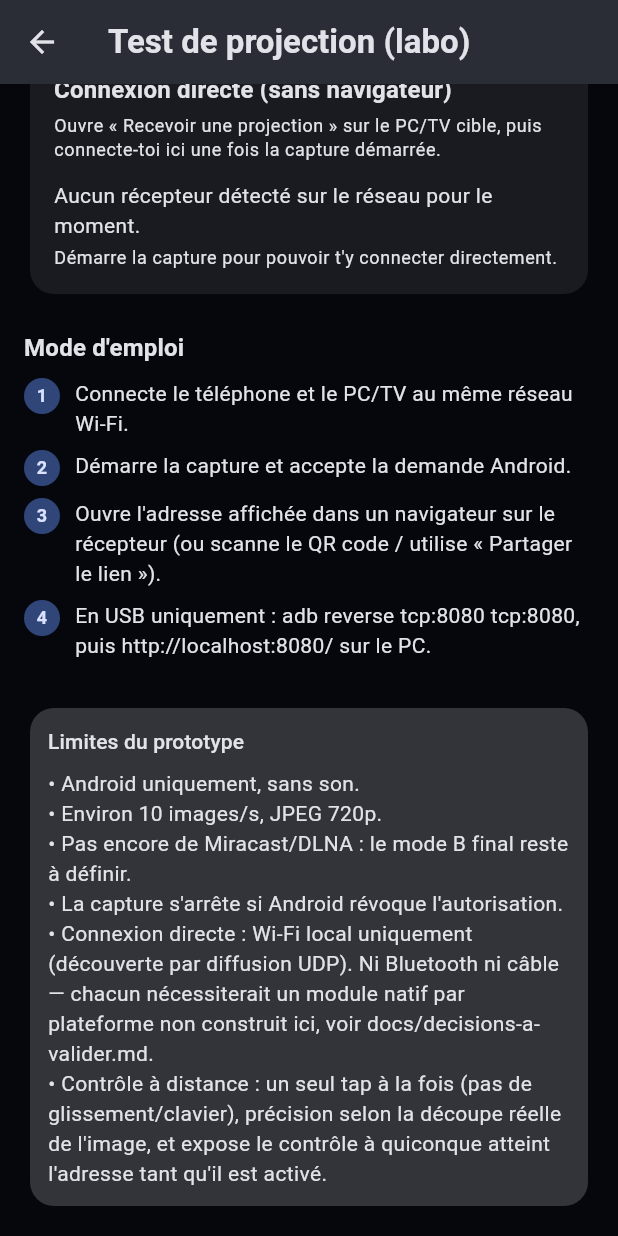
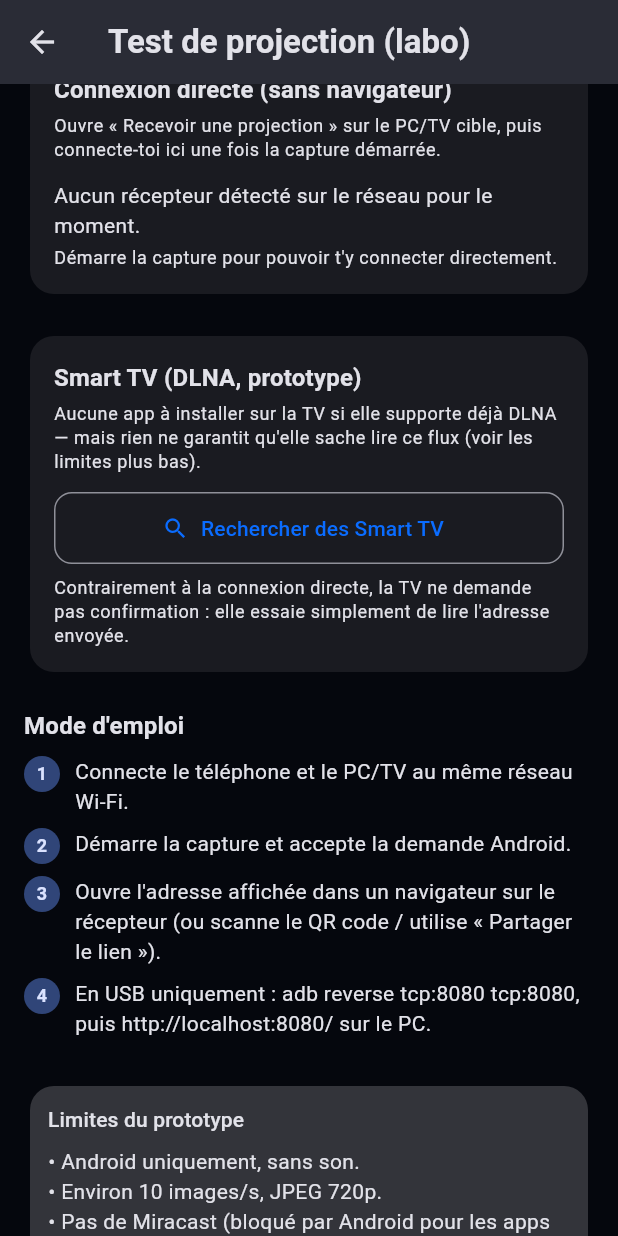
Before and after one commit to Rwond/camera-projector, a Flutter app: the ProjectionScreen screen opened directly, scrolled down 528 dp, on a phone screen of 412 x 824 dp. Run offline on Flutter 3.47's test engine with Material 3 defaults, Android fonts, the phone set to English and light mode, and no system bars; our stand-ins replace file_picker, flutter_secure_storage, qr_flutter, share_plus; missing offline and left inert: screen_brightness, upnp_client; accounts and stored records are empty; project files that could hold a hidden picture were left out.

Commit message:
Ajoute un prototype de diffusion DLNA vers les Smart TV compatibles
Découvre les récepteurs DLNA/UPnP du réseau (bibliothèque upnp_client) et
leur envoie l'adresse du flux MJPEG du mode B via SetAVTransportURI + Play.
Contrairement à la connexion directe, aucune app SWVERTEX n'est nécessaire
sur la TV — mais contrairement aussi à la connexion directe, la TV ne
demande aucune confirmation avant de tenter de lire le flux.

Compatibilité assumée comme incertaine : le flux MJPEG brut diffusé par le
mode B n'est pas le format vidéo standard (MP4/H.264) qu'attendent la
plupart des récepteurs DLNA grand public. Jamais vérifié contre une vraie
Smart TV, indisponible dans cet environnement — documenté explicitement
dans l'écran et STATUS.md plutôt que présenté comme fonctionnel.

Documente aussi la recherche sur Miracast (diffusion d'écran native sans
rien installer sur la cible) : confirmé bloqué par Android pour toute app
tierce, l'API Wi-Fi Display exigeant une permission réservée aux apps
signées avec la clé du système — non implémentable ici, pas juste non fait.

flutter analyze et flutter test (28/28) passent.

```diff
--- a/apps/client/lib/features/projection/projection_screen.dart
+++ b/apps/client/lib/features/projection/projection_screen.dart
@@ -469,6 +469,8 @@ class _ProjectionScreenState extends State<ProjectionScreen> {
         const SizedBox(height: 20),
         _buildDirectConnectionSection(context),
         const SizedBox(height: 20),
+        _buildDlnaSection(context),
+        const SizedBox(height: 20),
         Text('Mode d\'emploi', style: theme.textTheme.titleMedium),
         const SizedBox(height: 8),
         const _Step(
@@ -503,7 +505,9 @@ class _ProjectionScreenState extends State<ProjectionScreen> {
                 const Text('• Android uniquement, sans son.'),
                 const Text('• Environ 10 images/s, JPEG 720p.'),
                 const Text(
-                  '• Pas encore de Miracast/DLNA : le mode B final reste à définir.',
+                  '• Pas de Miracast (bloqué par Android pour les apps '
+                  'tierces) ; DLNA en prototype séparé ci-dessous, '
+                  'compatibilité par téléviseur non garantie.',
                 ),
                 const Text(
                   '• La capture s\'arrête si Android révoque l\'autorisation.',
@@ -519,6 +523,12 @@ class _ProjectionScreenState extends State<ProjectionScreen> {
                   'glissement/clavier), précision selon la découpe réelle de '
                   'l\'image, et expose le contrôle à quiconque atteint '
                   'l\'adresse tant qu\'il est activé.',
+                ),
+                const Text(
+                  '• DLNA : envoie le flux MJPEG tel quel — la plupart des '
+                  'téléviseurs DLNA attendent un format vidéo standard '
+                  '(MP4/H.264), pas un flux multipart continu. Jamais '
+                  'vérifié contre une vraie Smart TV dans cet environnement.',
                 ),
               ],
             ),
@@ -709,6 +719,102 @@ class _ProjectionScreenState extends State<ProjectionScreen> {
       ),
     );
   }
+
+  Widget _buildDlnaSection(BuildContext context) {
+    final theme = Theme.of(context);
+    return Card(
+      child: Padding(
+        padding: const EdgeInsets.all(16),
+        child: Column(
+          crossAxisAlignment: CrossAxisAlignment.start,
+          children: [
+            Text(
+              'Smart TV (DLNA, prototype)',
+              style: theme.textTheme.titleMedium,
+            ),
+            const SizedBox(height: 4),
+            Text(
+              'Aucune app à installer sur la TV si elle supporte déjà DLNA — '
+              'mais rien ne garantit qu\'elle sache lire ce flux (voir les '
+              'limites plus bas).',
+              style: theme.textTheme.bodySmall,
+            ),
+            const SizedBox(height: 12),
+            OutlinedButton.icon(
+              onPressed: _dlnaSearching ? null : _searchDlnaRenderers,
+              icon: _dlnaSearching
+                  ? const SizedBox(
+                      width: 16,
+                      height: 16,
+                      child: CircularProgressIndicator(strokeWidth: 2),
+                    )
+                  : const Icon(Icons.search, size: 18),
+              label: Text(
+                _dlnaSearching
+                    ? 'Recherche en cours…'
+                    : 'Rechercher des Smart TV',
+              ),
+            ),
+            if (_dlnaRenderers.isNotEmpty) ...[
+              const SizedBox(height: 12),
+              ..._dlnaRenderers.map((renderer) {
+                final isCasting = _dlnaCasting == renderer;
+                final isCastedTo = _dlnaCastedTo == renderer;
+                return Padding(
+                  padding: const EdgeInsets.only(bottom: 8),
+                  child: Row(
+                    children: [
+                      Icon(
+                        isCastedTo ? Icons.cast_connected : Icons.tv,
+                        color: isCastedTo
+                            ? theme.colorScheme.primary
+                            : theme.colorScheme.onSurfaceVariant,
+                      ),
+                      const SizedBox(width: 12),
+                      Expanded(
+                        child: Text(
+                          renderer.name,
+                          overflow: TextOverflow.ellipsis,
+                        ),
+                      ),
+                      FilledButton(
+                        onPressed: (!_running || isCasting)
+                            ? null
+                            : () => _castToDlna(renderer),
+                        child: isCasting
+                            ? const SizedBox(
+                                width: 16,
+                                height: 16,
+                                child: CircularProgressIndicator(
+                                  strokeWidth: 2,
+                                ),
+                              )
+                            : Text(isCastedTo ? 'Envoyé' : 'Caster'),
+                      ),
+                    ],
+                  ),
+                );
+              }),
+            ],
+            if (_dlnaError != null) ...[
+              const SizedBox(height: 8),
+              Text(
+                _dlnaError!,
+                style: TextStyle(color: theme.colorScheme.error),
+              ),
+            ],
+            const SizedBox(height: 8),
+            Text(
+              'Contrairement à la connexion directe, la TV ne demande pas '
+              'confirmation : elle essaie simplement de lire l\'adresse '
+              'envoyée.',
+              style: theme.textTheme.bodySmall,
+            ),
+          ],
+        ),
+      ),
+    );
+  }
 }
 
 class _Step extends StatelessWidget {
--- a/apps/client/pubspec.yaml
+++ b/apps/client/pubspec.yaml
@@ -41,6 +41,7 @@ dependencies:
   qr_flutter: ^4.1.0
   share_plus: ^13.3.1
   upnp_client: ^1.5.0
+  xml: ^7.0.1
 
 dev_dependencies:
   flutter_test:
```
Also changed, not shown: apps/client/lib/features/projection/dlna_service.dart (added, +107 -0 lines), apps/client/pubspec.lock, 3 other files.
